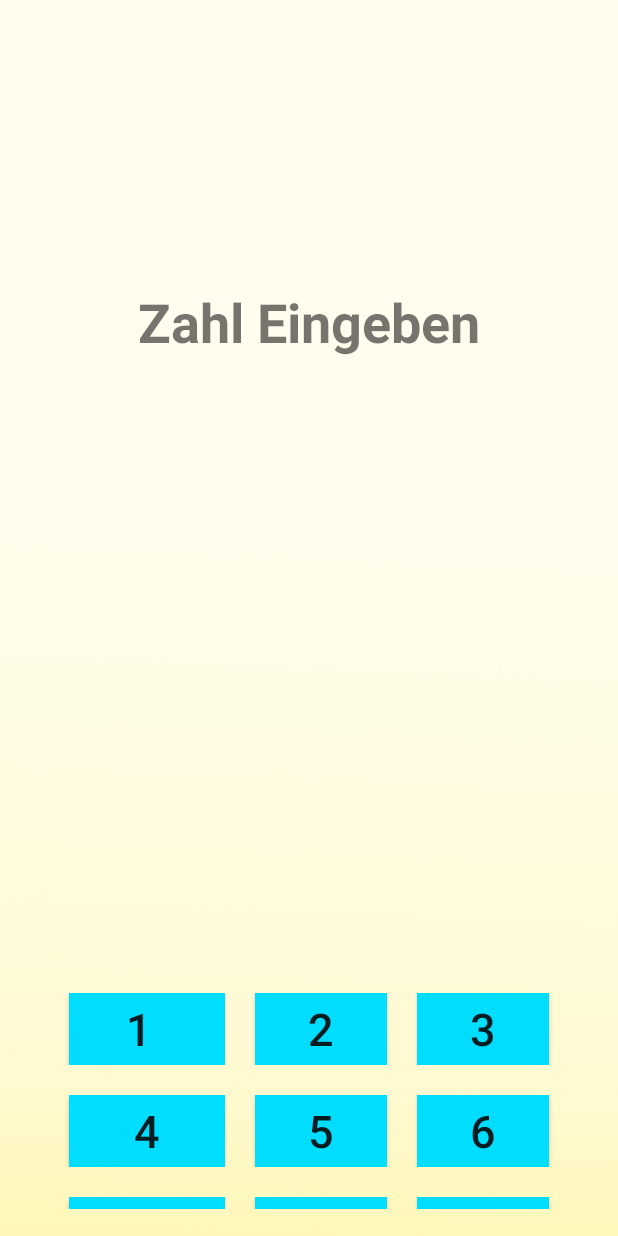
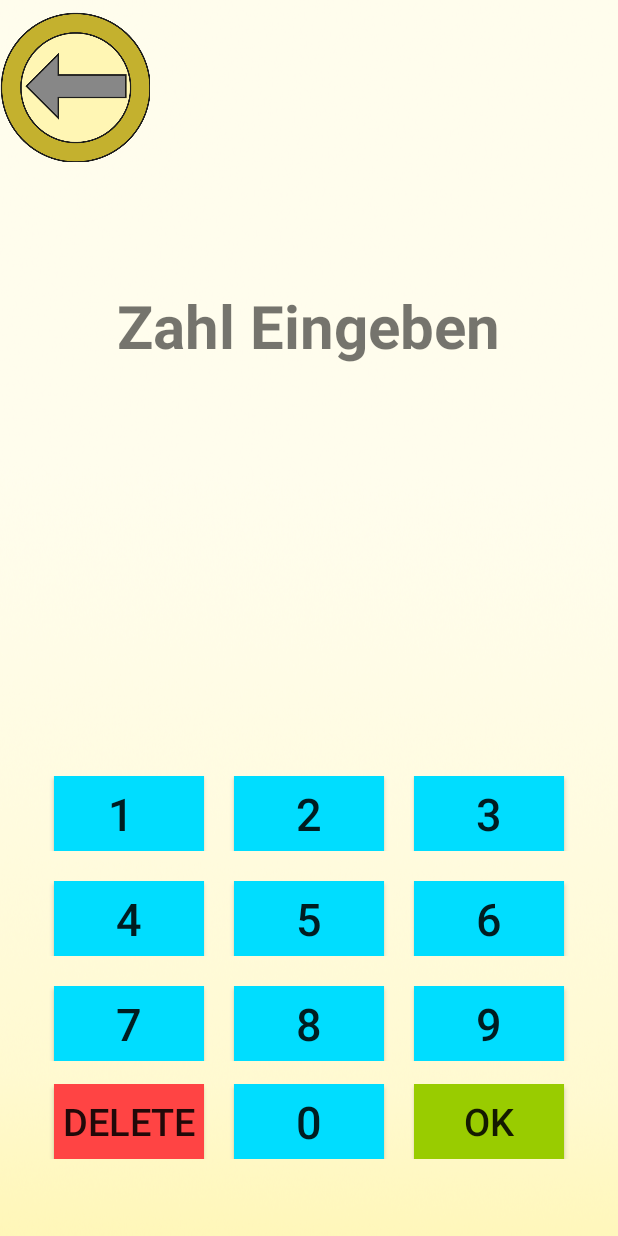
Before and after one commit to vschwartz-tgm/mobilelearning, an Android app: the wort2ZahlText screen opened directly, with no data from a screen before it, on a phone screen of 412 x 824 dp. Run offline under Robolectric (Android 15) with nearby library versions, the phone set to English and light mode, and no system bars.

Commit message:
zahl2wort

```diff
--- a/MobileLearning/app/src/main/res/layout/activity_wort2_zahl_text.xml
+++ b/MobileLearning/app/src/main/res/layout/activity_wort2_zahl_text.xml
@@ -11,12 +11,11 @@
         android:layout_width="0dp"
         android:layout_height="0dp"
         android:layout_marginBottom="8dp"
-        android:layout_marginEnd="8dp"
-        android:layout_marginStart="8dp"
         android:layout_marginTop="8dp"
         android:clipToPadding="false"
         android:gravity="start"
         app:layout_constraintBottom_toBottomOf="parent"
+        app:layout_constraintHorizontal_bias="1.0"
         app:layout_constraintLeft_toLeftOf="parent"
         app:layout_constraintRight_toRightOf="parent"
         app:layout_constraintTop_toTopOf="parent"
@@ -34,7 +33,7 @@
             android:layout_centerHorizontal="true"
             android:layout_marginTop="182dp"
             android:text="Zahl Eingeben"
-            android:textSize="36sp"
+            android:textSize="40sp"
             android:textStyle="bold" />
 
         <TextView
@@ -50,11 +49,12 @@
             tools:text="123456" />
 
         <TableLayout
+            android:id="@+id/tableLayout"
             android:layout_width="match_parent"
             android:layout_height="match_parent"
             android:layout_alignParentStart="true"
             android:layout_below="@+id/zahl_eingabe"
-            android:layout_marginTop="350dp">
+            android:layout_marginTop="200dp">
 
             <TableRow
                 android:layout_width="match_parent"
@@ -68,8 +68,8 @@
 
                 <Button
                     android:id="@+id/n1"
-                    android:layout_width="wrap_content"
-                    android:layout_height="wrap_content"
+                    android:layout_width="100dp"
+                    android:layout_height="50dp"
                     android:background="@android:color/holo_blue_bright"
                     android:paddingRight="10dp"
                     android:text="1"
@@ -77,8 +77,8 @@
 
                 <Button
                     android:id="@+id/n2"
-                    android:layout_width="wrap_content"
-                    android:layout_height="wrap_content"
+                    android:layout_width="100dp"
+                    android:layout_height="50dp"
                     android:layout_marginLeft="20dp"
                     android:layout_marginRight="20dp"
                     android:background="@android:color/holo_blue_bright"
@@ -87,8 +87,8 @@
 
                 <Button
                     android:id="@+id/n3"
-                    android:layout_width="wrap_content"
-                    android:layout_height="wrap_content"
+                    android:layout_width="100dp"
+                    android:layout_height="50dp"
                     android:background="@android:color/holo_blue_bright"
                     android:text="3"
                     android:textSize="30sp" />
@@ -102,16 +102,16 @@
 
                 <Button
                     android:id="@+id/n4"
-                    android:layout_width="wrap_content"
-                    android:layout_height="wrap_content"
+                    android:layout_width="100dp"
+                    android:layout_height="50dp"
                     android:background="@android:color/holo_blue_bright"
                     android:text="4"
                     android:textSize="30sp" />
 
                 <Button
                     android:id="@+id/n5"
-                    android:layout_width="wrap_content"
-                    android:layout_height="wrap_content"
+                    android:layout_width="100dp"
+                    android:layout_height="50dp"
                     android:layout_marginLeft="20dp"
                     android:layout_marginRight="20dp"
                     android:background="@android:color/holo_blue_bright"
@@ -120,8 +120,8 @@
 
                 <Button
                     android:id="@+id/n6"
-                    android:layout_width="wrap_content"
-                    android:layout_height="wrap_content"
+                    android:layout_width="100dp"
+                    android:layout_height="50dp"
                     android:background="@android:color/holo_blue_bright"
                     android:fadingEdge="none|horizontal|vertical"
                     android:text="6"
@@ -137,16 +137,16 @@
 
                 <Button
                     android:id="@+id/n7"
-                    android:layout_width="wrap_content"
-                    android:layout_height="wrap_content"
+                    android:layout_width="100dp"
+                    android:layout_height="50dp"
                     android:background="@android:color/holo_blue_bright"
                     android:text="7"
                     android:textSize="30sp" />
 
                 <Button
                     android:id="@+id/n8"
-                    android:layout_width="wrap_content"
-                    android:layout_height="wrap_content"
+                    android:layout_width="100dp"
+                    android:layout_height="50dp"
                     android:layout_marginLeft="20dp"
                     android:layout_marginRight="20dp"
                     android:background="@android:color/holo_blue_bright"
@@ -155,8 +155,8 @@
 
                 <Button
                     android:id="@+id/n9"
-                    android:layout_width="wrap_content"
-                    android:layout_height="wrap_content"
+                    android:layout_width="100dp"
+                    android:layout_height="50dp"
                     android:background="@android:color/holo_blue_bright"
                     android:elevation="0dp"
                     android:text="9"
@@ -173,16 +173,16 @@
 
                 <Button
                     android:id="@+id/ndel"
-                    android:layout_width="wrap_content"
-                    android:layout_height="wrap_content"
+                    android:layout_width="100dp"
+                    android:layout_height="50dp"
                     android:background="@android:color/holo_red_light"
                     android:text="delete"
-                    android:textSize="30sp" />
+                    android:textSize="25sp" />
 
                 <Button
                     android:id="@+id/n0"
-                    android:layout_width="wrap_content"
-                    android:layout_height="wrap_content"
+                    android:layout_width="100dp"
+                    android:layout_height="50dp"
                     android:layout_marginLeft="20dp"
                     android:layout_marginRight="20dp"
                     android:background="@android:color/holo_blue_bright"
@@ -191,11 +191,11 @@
 
                 <Button
                     android:id="@+id/nok"
-                    android:layout_width="wrap_content"
-                    android:layout_height="wrap_content"
+                    android:layout_width="100dp"
+                    android:layout_height="50dp"
                     android:background="@android:color/holo_green_light"
                     android:text="Ok"
-                    android:textSize="30sp" />
+                    android:textSize="25sp" />
 
 
             </TableRow>
@@ -209,5 +209,13 @@
             </TableRow>
         </TableLayout>
 
+        <Button
+            android:id="@+id/button2"
+            android:layout_width="100dp"
+            android:layout_height="100dp"
+            android:layout_alignParentStart="true"
+            android:layout_alignParentTop="true"
+            android:background="@drawable/back" />
+
     </RelativeLayout>
 </android.support.constraint.ConstraintLayout>
```
